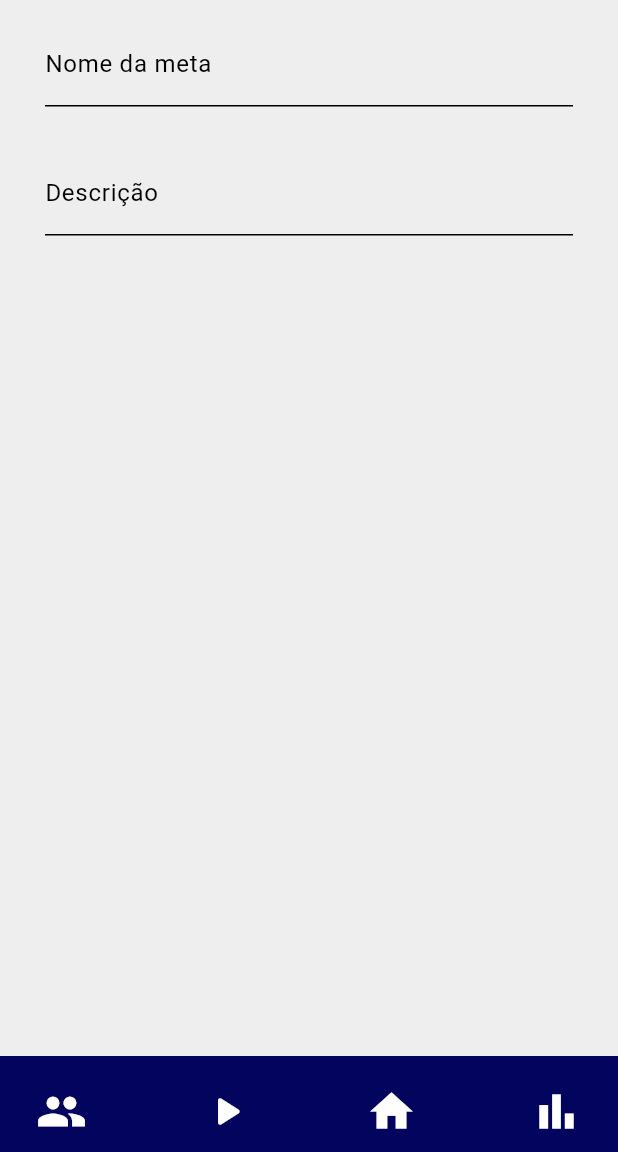
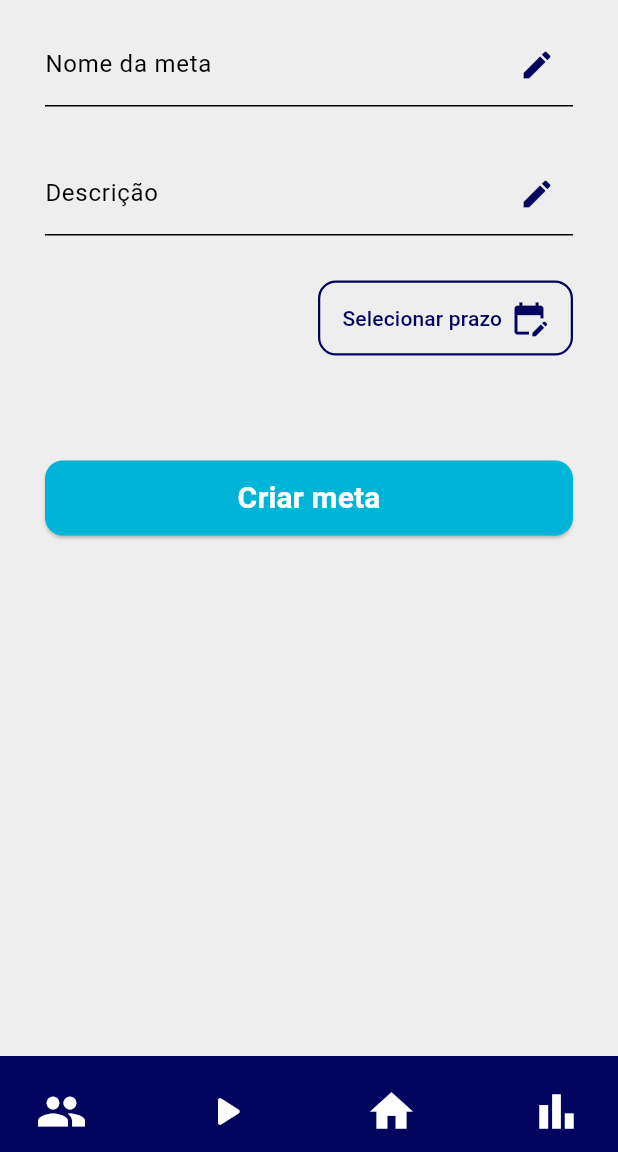
Before and after one commit to ElissonRochaa/MOBILE-25.1-Endeavor, a Flutter app: the CriarMetaScreen screen opened directly, on a phone screen of 412 x 824 dp, the part 84-1236 px from its top. Run offline on Flutter 3.47's test engine with Material 3 defaults, Android fonts, the phone set to English and light mode, and no system bars; our stand-ins replace google_sign_in; Roboto replaces fonts that are missing (BebasNeue).

Commit message:
melhorando estrutura do codigo da tela de metas

```diff
--- a/lib/screens/materias/criar_meta.dart
+++ b/lib/screens/materias/criar_meta.dart
@@ -2,8 +2,17 @@ import 'package:endeavor/widgets/geral/endeavor_bottom_bar.dart';
 import 'package:endeavor/widgets/geral/endeavor_top_bar.dart';
 import 'package:flutter/material.dart';
 
-class CriarMetaScreen extends StatelessWidget {
+class CriarMetaScreen extends StatefulWidget {
   const CriarMetaScreen({super.key});
+
+  @override
+  State<CriarMetaScreen> createState() => _CriarMetaScreenState();
+}
+
+class _CriarMetaScreenState extends State<CriarMetaScreen> {
+  final TextEditingController nomeMetaController = TextEditingController();
+  final TextEditingController descricaoController = TextEditingController();
+
 
   @override
   Widget build(BuildContext context) {
@@ -12,14 +21,18 @@ class CriarMetaScreen extends StatelessWidget {
       body: Center(
         child: Column(
           children: [
-
             Padding(
               padding:
               const EdgeInsets.symmetric(horizontal: 30.0, vertical: 15.0),
               child: TextField(
+                controller: nomeMetaController,
                 decoration: InputDecoration(
                   labelText: "Nome da meta",
                   hintStyle: TextStyle(color: Colors.black54),
+                  suffixIcon: Icon(
+                    Icons.edit,
+                    color: Theme.of(context).colorScheme.primary,
+                  )
                 )
               ),
             ),
@@ -28,11 +41,67 @@ class CriarMetaScreen extends StatelessWidget {
               padding:
             const EdgeInsets.symmetric(horizontal: 30.0, vertical: 15.0),
             child: TextField(
+              controller: descricaoController,
               decoration: InputDecoration(
                 labelText: "Descrição",
                 hintStyle: TextStyle(color: Colors.black54),
+                  suffixIcon: Icon(
+                    Icons.edit,
+                    color: Theme.of(context).colorScheme.primary,
+                  )
               ),
             ),
+            ),
+
+            Padding(
+              padding: const EdgeInsets.symmetric(horizontal: 30.0, vertical: 15.0),
+              child: Row(
+                mainAxisAlignment: MainAxisAlignment.end,
+                children: [
+                  TextButton(
+                      onPressed: (){},
+                      style: TextButton.styleFrom(
+                        shape: RoundedRectangleBorder(
+                            borderRadius: BorderRadius.circular(12)
+                        ),
+                        fixedSize: Size(170, 50),
+                        side: BorderSide(width: 1.5, color: Theme.of(context).colorScheme.primary,)
+                      ),
+                      child: Row(
+                        mainAxisAlignment: MainAxisAlignment.center,
+                        children: [
+                          Text("Selecionar prazo"),
+                          SizedBox(width: 5,),
+                          Icon(Icons.edit_calendar, size: 26,)
+                        ],
+                      )
+                  ),
+                ],
+              ),
+            ),
+
+            SizedBox(height: 40,),
+            Padding(
+              padding:
+              const EdgeInsets.symmetric(horizontal: 30.0, vertical: 15.0),
+              child: ElevatedButton(
+                onPressed: () {
+                  //Navigator.push(context, MaterialPageRoute(builder: (context) => HomeScreen()));
+                },
+                style: ElevatedButton.styleFrom(
+                    shape: RoundedRectangleBorder(
+                        borderRadius: BorderRadius.circular(12)
+                    ),
+                    fixedSize: Size(
+                        MediaQuery.sizeOf(context).width,
+                        50),
+                    backgroundColor: Theme.of(context).colorScheme.tertiary
+                ),
+                child: Text(
+                  "Criar meta",
+                  style: TextStyle(color: Colors.white, fontSize: 20, fontWeight: FontWeight.bold),
+                ),
+              ),
             ),
           ],
         ),
```
